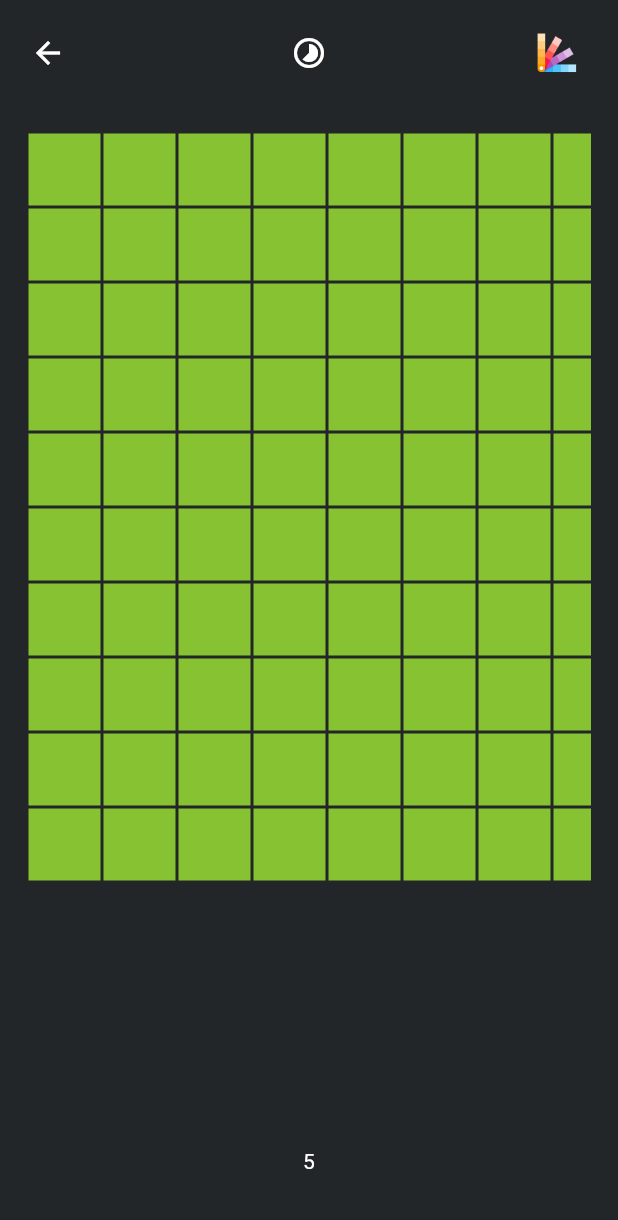
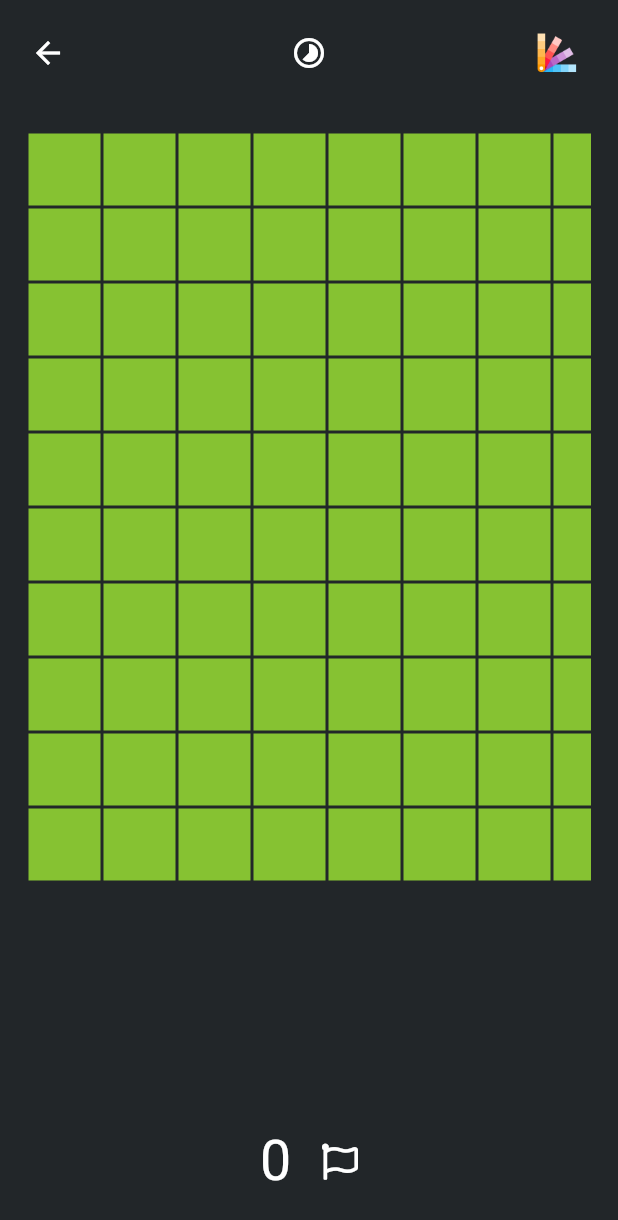
Before and after one commit to ProtoManGG/minesweeper_flutter, a Flutter app: the GameBoard screen opened directly, on a phone screen of 412 x 824 dp. Shown: the top 1220 px of the screen. Run offline on Flutter 3.47's test engine with Material 2 defaults, Android fonts, the phone set to English and light mode, and no system bars; our stand-ins replace font_awesome_flutter, google_fonts, shared_preferences; accounts and stored records are empty.

Commit message:
implemented flag counter on UI and grid auto fixed

```diff
--- a/lib/UI/Screens/GameBoard.dart
+++ b/lib/UI/Screens/GameBoard.dart
@@ -1,5 +1,7 @@
 import 'package:flutter/cupertino.dart';
 import 'package:flutter/material.dart';
+import 'package:font_awesome_flutter/font_awesome_flutter.dart';
+import 'package:google_fonts/google_fonts.dart';
 import 'package:minesweeper/CORE/Helpers/Constants.dart';
 import 'package:minesweeper/CORE/Helpers/emuns.dart';
 import 'package:minesweeper/CORE/ProviderModels/MSCNotifier.dart';
@@ -72,9 +74,24 @@ class _GameBoardState extends State<GameBoard> {
               width: size.width,
               child: gameModel.currentGameStatus == GameStatus.GoingOn ||
                       gameModel.currentGameStatus == GameStatus.Starting
-                  ? Center(
-                      child: Text((gameModel.totalMines - gameModel.flagsSet)
-                          .toString()),
+                  ? Container(
+                      child: Center(
+                        child: Row(
+                          mainAxisAlignment: MainAxisAlignment.center,
+                          children: [
+                            Text(
+                              gameModel.flagsSet.toString(),
+                              style: GoogleFonts.b612(
+                                fontSize: size.width * 0.09,
+                              ),
+                            ),
+                            SizedBox(
+                              width: size.width * 0.05,
+                            ),
+                            FaIcon(FontAwesomeIcons.flag),
+                          ],
+                        ),
+                      ),
                     )
                   : Center(
                       child: InkWell(
```
Also changed, not shown: pubspec.yaml (+5 -7 lines), pubspec.lock.
